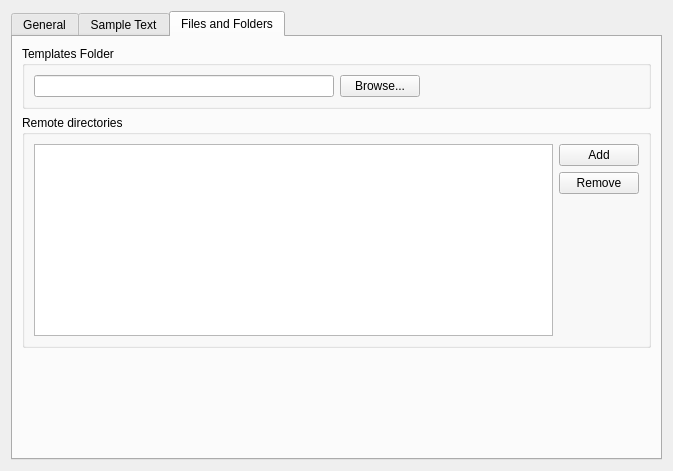
The window that src/prefs_panel.ui (fontmatrix/fontmatrix) describes before a commit, drawn with Qt 5.
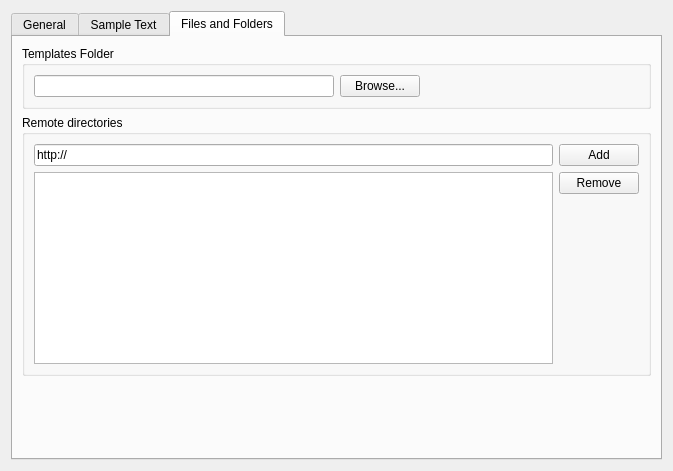
The same window after the commit. The open tabs and pages were chosen to show the change. Icons and pictures are not drawn.

Commit message: Step commit to remote dirs, it doesn’t pretty works now, but it kindly comes.

The edit to the form file:
```diff
--- a/src/prefs_panel.ui
+++ b/src/prefs_panel.ui
@@ -404,8 +404,12 @@
           <string>Remote directories</string>
          </property>
          <layout class="QGridLayout" >
-          <item rowspan="3" row="0" column="0" >
-           <widget class="QListWidget" name="remoteDirList" />
+          <item row="0" column="0" >
+           <widget class="QLineEdit" name="newUrlText" >
+            <property name="text" >
+             <string>http://</string>
+            </property>
+           </widget>
           </item>
           <item row="0" column="1" >
            <widget class="QPushButton" name="remoteDirAdd" >
@@ -414,6 +418,9 @@
             </property>
            </widget>
           </item>
+          <item rowspan="2" row="1" column="0" >
+           <widget class="QListWidget" name="remoteDirList" />
+          </item>
           <item row="1" column="1" >
            <widget class="QPushButton" name="remoteDirRemove" >
             <property name="text" >
```
The commit also changes 13 other files.
